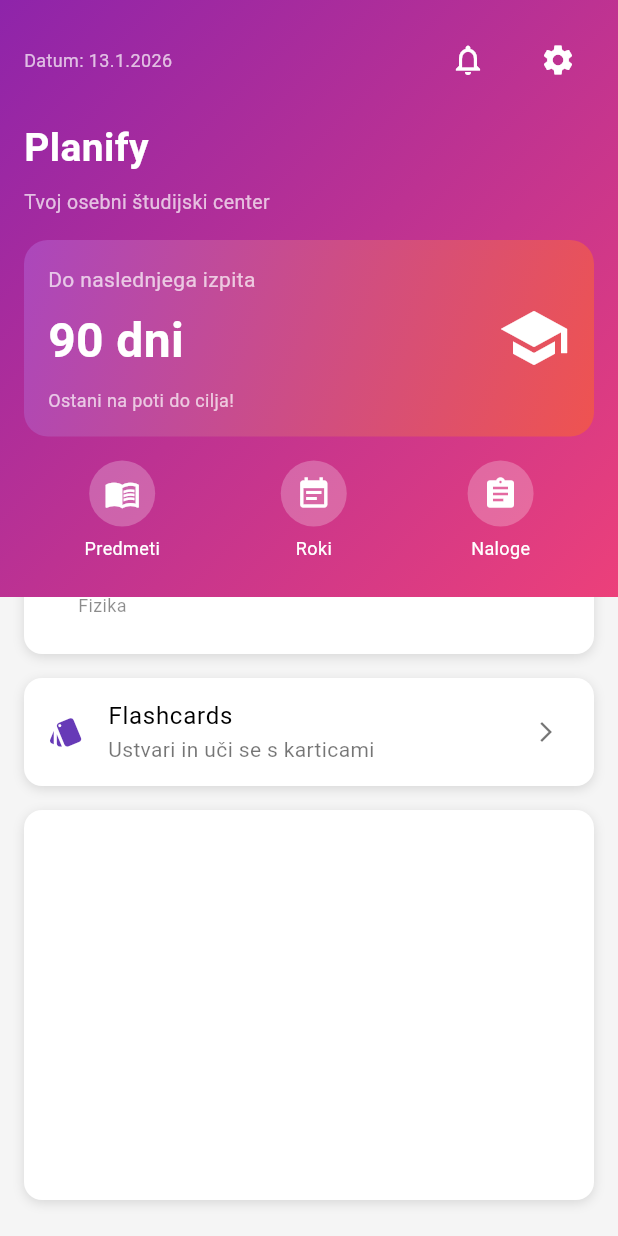
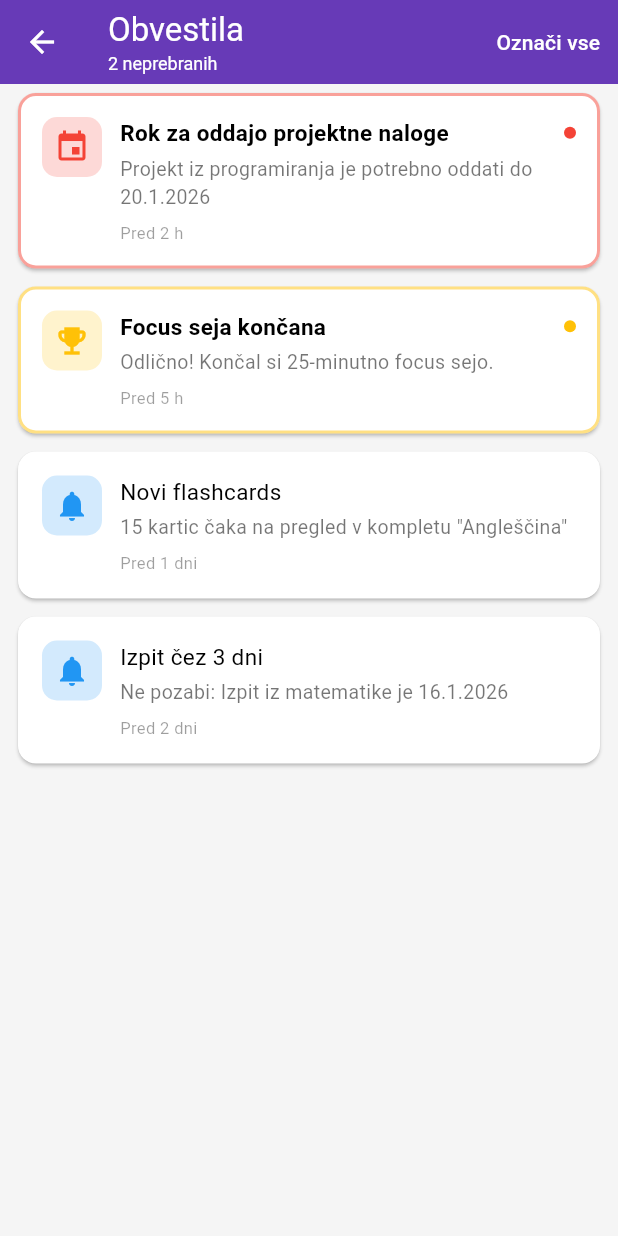
Before and after one commit to ninolisjak/Planify, a Flutter app: the DashboardScreen screen opened directly, scrolled down 370 dp, after a tap on the "notifications none" icon, on a phone screen of 412 x 824 dp. Run offline on Flutter 3.47's test engine with Material 3 defaults, Android fonts, the phone set to English and light mode, and no system bars; our stand-ins replace shared_preferences, sqflite; accounts and stored records are empty; network calls fail.

Commit message:
fix za dark mode + notification tab

```diff
--- a/lib/screens/dashboard_screen.dart
+++ b/lib/screens/dashboard_screen.dart
@@ -5,6 +5,7 @@ import '../models/task.dart';
 import '../services/weather_service.dart';
 import 'flashcard_decks_screen.dart';
 import 'settings_screen.dart';
+import 'notifications_screen.dart';
 
 class DashboardScreen extends StatefulWidget {
   const DashboardScreen({super.key});
@@ -136,7 +137,12 @@ class _DashboardScreenState extends State<DashboardScreen> {
                               color: Colors.white,
                             ),
                             onPressed: () {
-                              // TODO: obvestila
+                              Navigator.push(
+                                context,
+                                MaterialPageRoute(
+                                  builder: (_) => const NotificationsScreen(),
+                                ),
+                              );
                             },
                           ),
                           const SizedBox(width: 12),
--- a/lib/screens/focus_timer_screen.dart
+++ b/lib/screens/focus_timer_screen.dart
@@ -9,6 +9,8 @@ class FocusTimerScreen extends StatelessWidget {
   @override
   Widget build(BuildContext context) {
     final timer = context.watch<FocusProvider>();
+    final theme = Theme.of(context);
+    final isDark = theme.brightness == Brightness.dark;
 
     // Če je fullscreen aktiven, prikaži fullscreen view
     if (timer.isFullscreen) {
@@ -16,7 +18,7 @@ class FocusTimerScreen extends StatelessWidget {
     }
 
     return Scaffold(
-      backgroundColor: const Color(0xFFF5F5F5),
+      backgroundColor: isDark ? const Color(0xFF121212) : const Color(0xFFF5F5F5),
       body: SafeArea(
         child: Column(
           children: [
@@ -82,6 +84,7 @@ class FocusTimerScreen extends StatelessWidget {
                   children: [
 
                     _SectionCard(
+                      isDark: isDark,
                       child: Padding(
                         padding: const EdgeInsets.symmetric(
                             vertical: 24, horizontal: 16),
@@ -89,9 +92,10 @@ class FocusTimerScreen extends StatelessWidget {
                           children: [
                             Text(
                               timer.formattedTime,
-                              style: const TextStyle(
+                              style: TextStyle(
                                 fontSize: 64,
                                 fontWeight: FontWeight.bold,
+                                color: isDark ? Colors.white : Colors.black,
                               ),
                             ),
                             const SizedBox(height: 8),
@@ -99,9 +103,9 @@ class FocusTimerScreen extends StatelessWidget {
                               timer.isBreak
                                   ? "Trenutno si na odmoru."
                                   : "Trenutno si v fokus seji.",
-                              style: const TextStyle(
+                              style: TextStyle(
                                 fontSize: 14,
-                                color: Colors.black54,
+                                color: isDark ? Colors.white54 : Colors.black54,
                               ),
                             ),
                           ],
@@ -112,6 +116,7 @@ class FocusTimerScreen extends StatelessWidget {
 
 
                     _SectionCard(
+                      isDark: isDark,
                       child: Padding(
                         padding: const EdgeInsets.symmetric(
                             vertical: 16, horizontal: 16),
@@ -147,9 +152,9 @@ class FocusTimerScreen extends StatelessWidget {
                               timer.isBreak
                                   ? "Ko se odmor izteče, se pripravi nova fokus seja."
                                   : "Po koncu fokusa sledi kratki odmor.",
-                              style: const TextStyle(
+                              style: TextStyle(
                                 fontSize: 12,
-                                color: Colors.black54,
+                                color: isDark ? Colors.white54 : Colors.black54,
                               ),
                               textAlign: TextAlign.center,
                             ),
@@ -161,14 +166,18 @@ class FocusTimerScreen extends StatelessWidget {
                     const SizedBox(height: 16),
 
 
-                    const _SectionCard(
+                    _SectionCard(
+                      isDark: isDark,
                       child: Padding(
                         padding:
-                            EdgeInsets.symmetric(vertical: 16, horizontal: 16),
+                            const EdgeInsets.symmetric(vertical: 16, horizontal: 16),
                         child: Text(
                           "Pomodoro tehnika: 25 minut fokusa + 5 minut odmora. "
                           "Ponovi več ciklov, nato si vzemi daljši odmor.",
-                          style: TextStyle(fontSize: 13, color: Colors.black87),
+                          style: TextStyle(
+                            fontSize: 13,
+                            color: isDark ? Colors.white70 : Colors.black87,
+                          ),
                         ),
                       ),
                     ),
@@ -186,21 +195,22 @@ class FocusTimerScreen extends StatelessWidget {
 
 class _SectionCard extends StatelessWidget {
   final Widget child;
+  final bool isDark;
 
-  const _SectionCard({required this.child});
+  const _SectionCard({required this.child, this.isDark = false});
 
   @override
   Widget build(BuildContext context) {
     return Container(
       width: double.infinity,
       decoration: BoxDecoration(
-        color: Colors.white,
+        color: isDark ? const Color(0xFF1E1E1E) : Colors.white,
         borderRadius: BorderRadius.circular(12),
-        boxShadow: const [
+        boxShadow: [
           BoxShadow(
-            color: Colors.black12,
+            color: isDark ? Colors.black26 : Colors.black12,
             blurRadius: 6,
-            offset: Offset(0, 2),
+            offset: const Offset(0, 2),
           )
         ],
       ),
--- /dev/null
+++ b/lib/screens/notifications_screen.dart
@@ -0,0 +1,331 @@
+import 'package:flutter/material.dart';
+
+class NotificationsScreen extends StatefulWidget {
+  const NotificationsScreen({super.key});
+
+  @override
+  State<NotificationsScreen> createState() => _NotificationsScreenState();
+}
+
+class _NotificationsScreenState extends State<NotificationsScreen> {
+  // Mock obvestila - zamenjaj s pravimi iz baze/Firebase
+  final List<NotificationItem> _notifications = [
+    NotificationItem(
+      id: '1',
+      title: 'Rok za oddajo projektne naloge',
+      body: 'Projekt iz programiranja je potrebno oddati do 20.1.2026',
+      time: DateTime.now().subtract(const Duration(hours: 2)),
+      isRead: false,
+      type: NotificationType.deadline,
+    ),
+    NotificationItem(
+      id: '2',
+      title: 'Focus seja končana',
+      body: 'Odlično! Končal si 25-minutno focus sejo.',
+      time: DateTime.now().subtract(const Duration(hours: 5)),
+      isRead: false,
+      type: NotificationType.achievement,
+    ),
+    NotificationItem(
+      id: '3',
+      title: 'Novi flashcards',
+      body: '15 kartic čaka na pregled v kompletu "Angleščina"',
+      time: DateTime.now().subtract(const Duration(days: 1)),
+      isRead: true,
+      type: NotificationType.reminder,
+    ),
+    NotificationItem(
+      id: '4',
+      title: 'Izpit čez 3 dni',
+      body: 'Ne pozabi: Izpit iz matematike je 16.1.2026',
+      time: DateTime.now().subtract(const Duration(days: 2)),
+      isRead: true,
+      type: NotificationType.reminder,
+    ),
+  ];
+
+  void _markAsRead(String id) {
+    setState(() {
+      final notification = _notifications.firstWhere((n) => n.id == id);
+      notification.isRead = true;
+    });
+  }
+
+  void _markAllAsRead() {
+    setState(() {
+      for (var notification in _notifications) {
+        notification.isRead = true;
+      }
+    });
+  }
+
+  void _deleteNotification(String id) {
+    setState(() {
+      _notifications.removeWhere((n) => n.id == id);
+    });
+  }
+
+  String _formatTime(DateTime time) {
+    final now = DateTime.now();
+    final difference = now.difference(time);
+
+    if (difference.inMinutes < 60) {
+      return 'Pred ${difference.inMinutes} min';
+    } else if (difference.inHours < 24) {
+      return 'Pred ${difference.inHours} h';
+    } else if (difference.inDays < 7) {
+      return 'Pred ${difference.inDays} dni';
+    } else {
+      return '${time.day}.${time.month}.${time.year}';
+    }
+  }
+
+  @override
+  Widget build(BuildContext context) {
+    final theme = Theme.of(context);
+    final isDark = theme.brightness == Brightness.dark;
+    final unreadCount = _notifications.where((n) => !n.isRead).length;
+
+    return Scaffold(
+      backgroundColor: isDark ? const Color(0xFF121212) : const Color(0xFFF5F5F5),
+      appBar: AppBar(
+        title: Column(
+          crossAxisAlignment: CrossAxisAlignment.start,
+          children: [
+            const Text('Obvestila'),
+            if (unreadCount > 0)
+              Text(
+                '$unreadCount neprebranih',
+                style: const TextStyle(fontSize: 12, fontWeight: FontWeight.normal),
+              ),
+          ],
+        ),
+        actions: [
+          if (unreadCount > 0)
+            TextButton(
+              onPressed: _markAllAsRead,
+              child: const Text('Označi vse', style: TextStyle(color: Colors.white)),
+            ),
+        ],
+      ),
+      body: _notifications.isEmpty
+          ? _buildEmptyState(isDark)
+          : ListView.builder(
+              itemCount: _notifications.length,
+              itemBuilder: (context, index) {
+                final notification = _notifications[index];
+                return _NotificationCard(
+                  notification: notification,
+                  isDark: isDark,
+                  onTap: () => _markAsRead(notification.id),
+                  onDismiss: () => _deleteNotification(notification.id),
+                  formatTime: _formatTime(notification.time),
+                );
+              },
+            ),
+    );
+  }
+
+  Widget _buildEmptyState(bool isDark) {
+    return Center(
+      child: Column(
+        mainAxisAlignment: MainAxisAlignment.center,
+        children: [
+          Icon(
+            Icons.notifications_none,
+            size: 80,
+            color: isDark ? Colors.white24 : Colors.black26,
+          ),
+          const SizedBox(height: 16),
+          Text(
+            'Ni obvestil',
+            style: TextStyle(
+              fontSize: 20,
+              fontWeight: FontWeight.bold,
+              color: isDark ? Colors.white : Colors.black,
+            ),
+          ),
+          const SizedBox(height: 8),
+          Text(
+            'Ko boš imel nova obvestila, se bodo prikazala tukaj',
+            style: TextStyle(
+              color: isDark ? Colors.white70 : Colors.black54,
+            ),
+            textAlign: TextAlign.center,
+          ),
+        ],
+      ),
+    );
+  }
+}
+
+class _NotificationCard extends StatelessWidget {
+  final NotificationItem notification;
+  final bool isDark;
+  final VoidCallback onTap;
+  final VoidCallback onDismiss;
+  final String formatTime;
+
+  const _NotificationCard({
+    required this.notification,
+    required this.isDark,
+    required this.onTap,
+    required this.onDismiss,
+    required this.formatTime,
+  });
+
+  IconData _getIcon() {
+    switch (notification.type) {
+      case NotificationType.deadline:
+        return Icons.event;
+      case NotificationType.achievement:
+        return Icons.emoji_events;
+      case NotificationType.reminder:
+        return Icons.notifications;
+      case NotificationType.info:
+        return Icons.info;
+    }
+  }
+
+  Color _getColor() {
+    switch (notification.type) {
+      case NotificationType.deadline:
+        return Colors.red;
+      case NotificationType.achievement:
+        return Colors.amber;
+      case NotificationType.reminder:
+        return Colors.blue;
+      case NotificationType.info:
+        return Colors.grey;
+    }
+  }
+
+  @override
+  Widget build(BuildContext context) {
+    return Dismissible(
+      key: Key(notification.id),
+      direction: DismissDirection.endToStart,
+      onDismissed: (_) => onDismiss(),
+      background: Container(
+        alignment: Alignment.centerRight,
+        padding: const EdgeInsets.only(right: 20),
+        color: Colors.red,
+        child: const Icon(Icons.delete, color: Colors.white),
+      ),
+      child: Card(
+        margin: const EdgeInsets.symmetric(horizontal: 12, vertical: 6),
+        color: isDark ? const Color(0xFF1E1E1E) : Colors.white,
+        shape: RoundedRectangleBorder(
+          borderRadius: BorderRadius.circular(12),
+          side: notification.isRead
+              ? BorderSide.none
+              : BorderSide(
+                  color: _getColor().withOpacity(0.5),
+                  width: 2,
+                ),
+        ),
+        child: InkWell(
+          onTap: onTap,
+          borderRadius: BorderRadius.circular(12),
+          child: Padding(
+            padding: const EdgeInsets.all(16),
+            child: Row(
+              crossAxisAlignment: CrossAxisAlignment.start,
+              children: [
+                Container(
+                  width: 40,
+                  height: 40,
+                  decoration: BoxDecoration(
+                    color: _getColor().withOpacity(0.2),
+                    borderRadius: BorderRadius.circular(10),
+                  ),
+                  child: Icon(
+                    _getIcon(),
+                    color: _getColor(),
+                    size: 24,
+                  ),
+                ),
+                const SizedBox(width: 12),
+                Expanded(
+                  child: Column(
+                    crossAxisAlignment: CrossAxisAlignment.start,
+                    children: [
+                      Row(
+                        children: [
+                          Expanded(
+                            child: Text(
+                              notification.title,
+                              style: TextStyle(
+                                fontSize: 15,
+                                fontWeight: notification.isRead
+                                    ? FontWeight.normal
+                                    : FontWeight.bold,
+                                color: isDark ? Colors.white : Colors.black,
+                              ),
+                            ),
+                          ),
+                          if (!notification.isRead)
+                            Container(
+                              width: 8,
+                              height: 8,
+                              decoration: BoxDecoration(
+                                color: _getColor(),
+                                shape: BoxShape.circle,
+                              ),
+                            ),
+                        ],
+                      ),
+                      const SizedBox(height: 4),
+                      Text(
+                        notification.body,
+                        style: TextStyle(
+                          fontSize: 13,
+                          color: isDark ? Colors.white70 : Colors.black54,
+                        ),
+                        maxLines: 2,
+                        overflow: TextOverflow.ellipsis,
+                      ),
+                      const SizedBox(height: 6),
+                      Text(
+                        formatTime,
+                        style: TextStyle(
+                          fontSize: 11,
+                          color: isDark ? Colors.white38 : Colors.black38,
+                        ),
+                      ),
+                    ],
+                  ),
+                ),
+              ],
+            ),
+          ),
+        ),
+      ),
+    );
+  }
+}
+
+class NotificationItem {
+  final String id;
+  final String title;
+  final String body;
+  final DateTime time;
+  bool isRead;
+  final NotificationType type;
+
+  NotificationItem({
+    required this.id,
+    required this.title,
+    required this.body,
+    required this.time,
+    this.isRead = false,
+    this.type = NotificationType.info,
+  });
+}
+
+enum NotificationType {
+  deadline,
+  achievement,
+  reminder,
+  info,
+}
```
